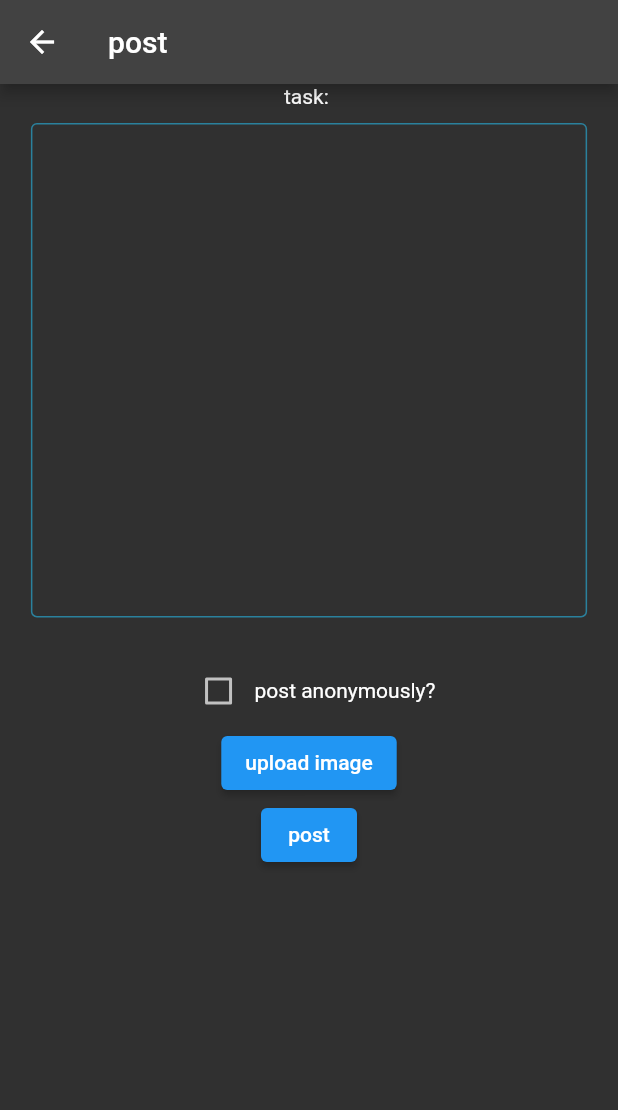
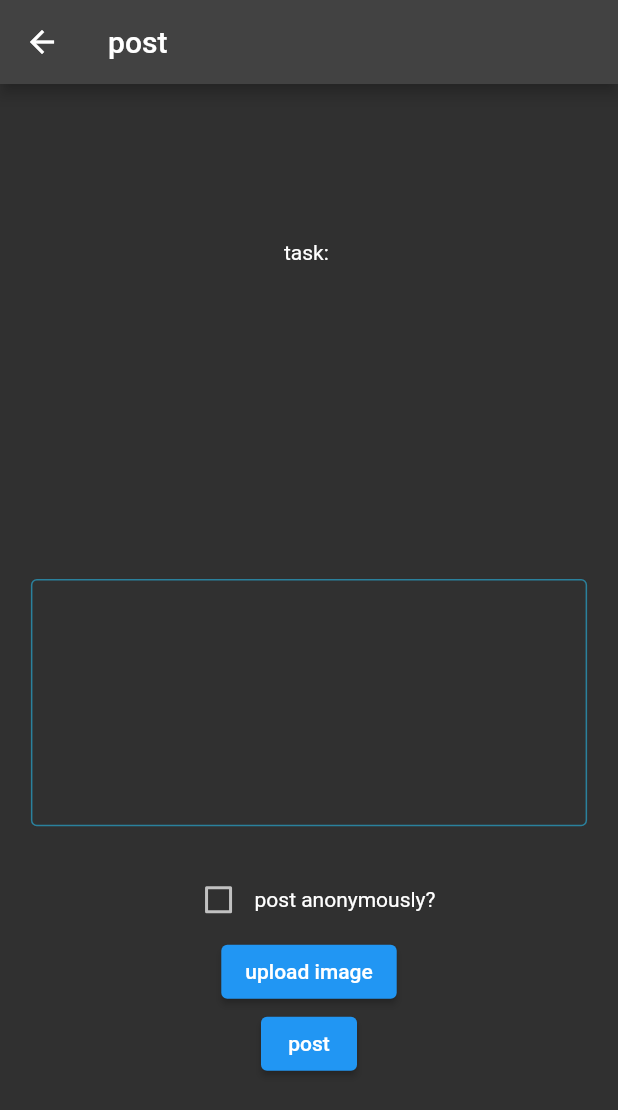
Before and after one commit to l3limp/pax, a Flutter app: the WritePost screen opened directly with empty values, after a tap on "upload image", on a phone screen of 412 x 824 dp. Shown: the top 1110 px of the screen. Run offline on Flutter 3.47's test engine with Material 2 defaults, Android fonts, the phone set to English and light mode, and no system bars; our stand-ins replace cloud_firestore, firebase_auth, firebase_core, firebase_storage, flutter_native_image, image_picker and 1 more; missing offline and left inert: a package; accounts and stored records are empty.

```diff
--- a/lib/screens/tasks/write_post.dart
+++ b/lib/screens/tasks/write_post.dart
@@ -40,7 +40,7 @@ class _WritePostState extends State<WritePost> {
             title: const Text("post"),
           ),
           body: Center(
-            child: Container(
+            child: SingleChildScrollView(
               child: Column(
                 children: [
                   Text("task: " + arguments['task']),
@@ -49,7 +49,17 @@ class _WritePostState extends State<WritePost> {
                         EdgeInsets.fromLTRB(width * 0.05, 10, width * 0.05, 25),
                     child: SizedBox(
                         width: width * 0.9,
-                    height: height * 0.4,
+                        height: height * 0.2,
+                        child: image != null
+                            ? Image.file(image!)
+                            : const SizedBox()),
+                  ),
+                  Padding(
+                    padding:
+                        EdgeInsets.fromLTRB(width * 0.05, 10, width * 0.05, 25),
+                    child: SizedBox(
+                      width: width * 0.9,
+                      height: height * 0.2,
                       child: TextFormField(
                         onChanged: (text) {
                           postText = text;
@@ -59,7 +69,8 @@ class _WritePostState extends State<WritePost> {
                           border: const OutlineInputBorder(),
                           labelStyle: TextStyle(color: _theme.secondaryColor),
                           enabledBorder: OutlineInputBorder(
-                            borderSide: BorderSide(color: _theme.primaryColor)),
+                              borderSide:
+                                  BorderSide(color: _theme.primaryColor)),
                           focusedBorder: OutlineInputBorder(
                               borderSide: BorderSide(
                                   color: _theme.secondaryColor, width: 2)),
@@ -101,7 +112,8 @@ class _WritePostState extends State<WritePost> {
                       },
                       child: const Text("post")),
                 ],
-            )),
+              ),
+            ),
           )),
     );
   }
@@ -112,7 +124,10 @@ class _WritePostState extends State<WritePost> {
     int num = _random.nextInt(99999);
     final image = await ImagePicker().pickImage(source: ImageSource.gallery);
     final imageTemp = File(image!.path);
+    setState(() {
       this.image = imageTemp;
+    });
+
     try {
       await firebase_storage.FirebaseStorage.instance
           .ref('uploads')
--- a/pubspec.yaml
+++ b/pubspec.yaml
@@ -40,7 +40,6 @@ dependencies:
   flutter:
     sdk: flutter
   intl: ^0.17.0
-  like_button: ^2.0.4
 
 dev_dependencies:
   flutter_lints: ^1.0.0
```
Also changed, not shown: pubspec.lock. Lines whose indentation alone changed are shown as unchanged.
